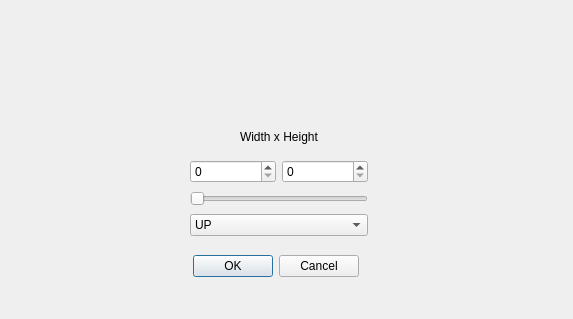
First picture: the form in src/ui/ForceFieldDialog.ui, repository twuebker/gpu-praktikum, before the edit.
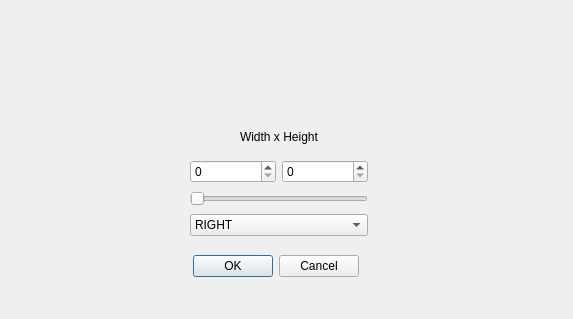
Second picture: the form after the edit.

```diff
--- a/src/ui/ForceFieldDialog.ui
+++ b/src/ui/ForceFieldDialog.ui
@@ -83,16 +83,6 @@
     </item>
     <item>
      <widget class="QComboBox" name="selection">
-      <item>
-       <property name="text">
-        <string>UP</string>
-       </property>
-      </item>
-      <item>
-       <property name="text">
-        <string>DOWN</string>
-       </property>
-      </item>
       <item>
        <property name="text">
         <string>RIGHT</string>
```
Left out of the diff: 10 changed lines with no effect on the pictures.
